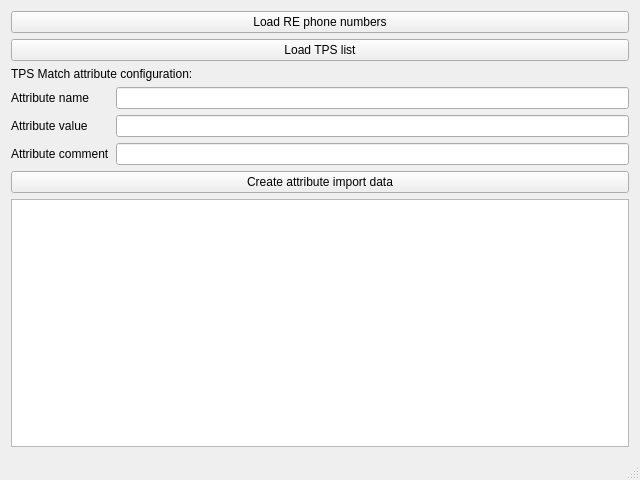
JDeeth/TPS-Report, file src/mainwindow.ui: the form before one commit.
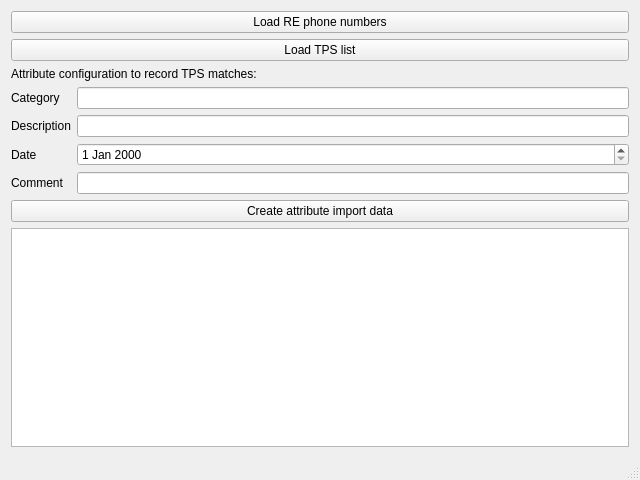
The form after the commit.

Commit message: Add facility to export attributes to RE

```diff
--- a/src/mainwindow.ui
+++ b/src/mainwindow.ui
@@ -34,41 +34,55 @@
       <item>
        <widget class="QLabel" name="label_5">
         <property name="text">
-         <string>TPS Match attribute configuration:</string>
+         <string>Attribute configuration to record TPS matches:</string>
         </property>
        </widget>
       </item>
       <item>
        <layout class="QGridLayout" name="gridLayout">
-        <item row="0" column="2">
-         <widget class="QLineEdit" name="AttrName"/>
+        <item row="1" column="1">
+         <widget class="QLineEdit" name="AttrDescription"/>
         </item>
-        <item row="1" column="0">
-         <widget class="QLabel" name="label_2">
+        <item row="4" column="0">
+         <widget class="QLabel" name="label_3">
           <property name="text">
-           <string>Attribute value</string>
+           <string>Comment</string>
           </property>
          </widget>
         </item>
         <item row="0" column="0">
          <widget class="QLabel" name="label">
           <property name="text">
-           <string>Attribute name</string>
+           <string>Category</string>
+          </property>
+         </widget>
+        </item>
+        <item row="1" column="0">
+         <widget class="QLabel" name="label_2">
+          <property name="text">
+           <string>Description</string>
           </property>
          </widget>
         </item>
         <item row="2" column="0">
-         <widget class="QLabel" name="label_3">
+         <widget class="QLabel" name="label_4">
           <property name="text">
-           <string>Attribute comment</string>
+           <string>Date</string>
           </property>
          </widget>
         </item>
-        <item row="2" column="2">
+        <item row="4" column="1">
          <widget class="QLineEdit" name="AttrComment"/>
         </item>
-        <item row="1" column="2">
-         <widget class="QLineEdit" name="AttrValue"/>
+        <item row="0" column="1">
+         <widget class="QLineEdit" name="AttrCategory"/>
+        </item>
+        <item row="2" column="1">
+         <widget class="QDateEdit" name="AttrDate">
+          <property name="alignment">
+           <set>Qt::AlignLeading|Qt::AlignLeft|Qt::AlignVCenter</set>
+          </property>
+         </widget>
         </item>
        </layout>
       </item>
```
The commit also changes 9 other files.
